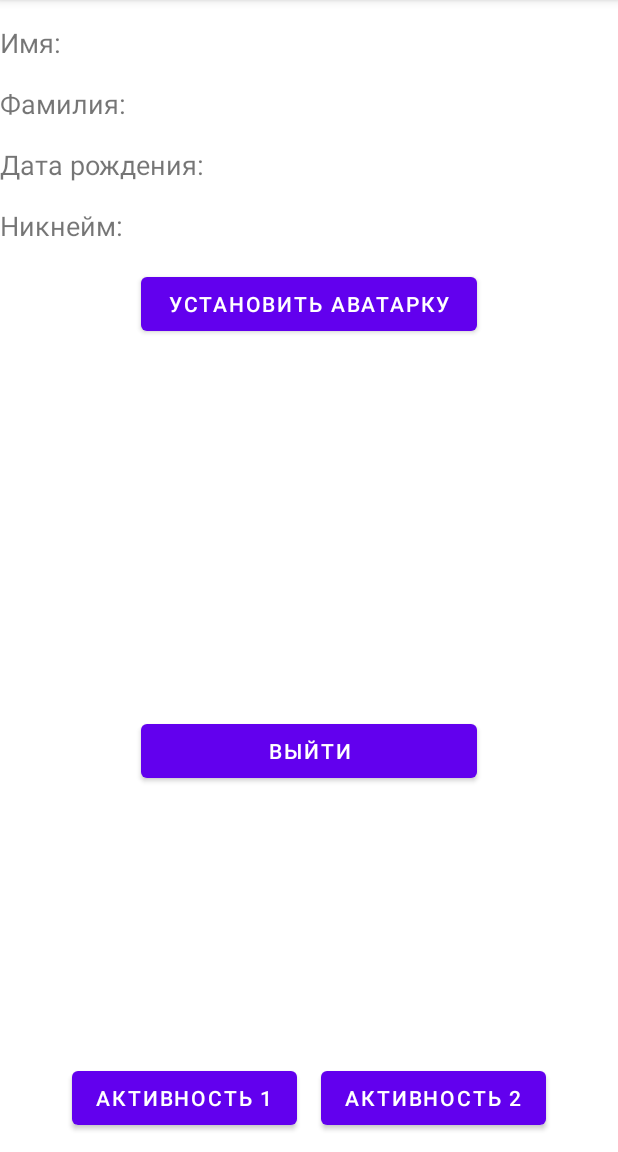
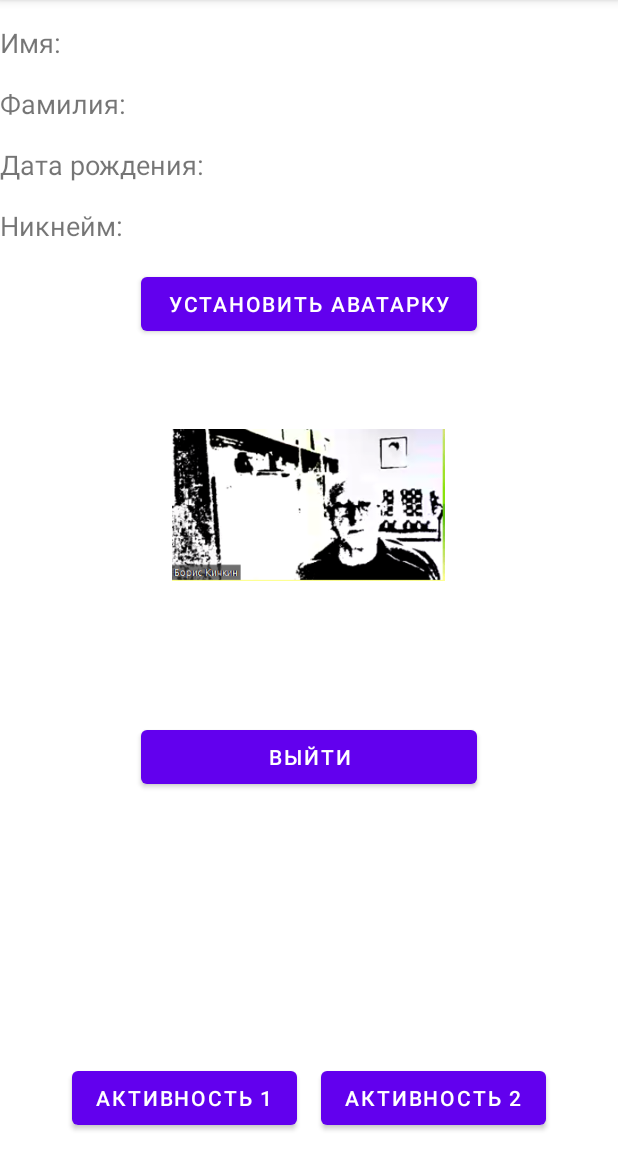
Before and after one commit to Zarudnev-Alexandr/BChat, an Android app: the fragment ProfileFragment placed in its activity, on a phone screen of 412 x 824 dp, the part 84-1236 px from its top. Run offline under Robolectric (Android 15) with nearby library versions, the phone set to English and light mode, and no system bars; our stand-ins replace Picasso; pictures from the network do not load.

Commit message:
Какая-то Хуета(кучерявые какахи)

```diff
--- a/mobile/app/build.gradle
+++ b/mobile/app/build.gradle
@@ -35,6 +35,7 @@ dependencies {
 
     implementation 'androidx.appcompat:appcompat:1.6.1'
     implementation 'com.squareup.okhttp3:okhttp:4.9.1'
+    implementation 'com.squareup.picasso:picasso:2.71828'
     implementation 'com.google.android.material:material:1.9.0'
     implementation 'androidx.constraintlayout:constraintlayout:2.1.4'
     implementation 'androidx.annotation:annotation:1.3.0'
--- a/mobile/app/src/main/java/com/example/bchatmobile/ProfileFragment.java
+++ b/mobile/app/src/main/java/com/example/bchatmobile/ProfileFragment.java
@@ -21,6 +21,9 @@ import android.widget.TextView;
 import android.widget.Toast;
 
 import androidx.fragment.app.Fragment;
+
+import com.squareup.picasso.Callback;
+import com.squareup.picasso.Picasso;
 
 import org.json.JSONException;
 import org.json.JSONObject;
@@ -66,6 +69,7 @@ public class ProfileFragment extends Fragment {
         surnameTextView = view.findViewById(R.id.surnameTextView);
         birthDateTextView = view.findViewById(R.id.birthDateTextView);
         nicknameTextView = view.findViewById(R.id.nicknameTextView);
+        avatarImageView = view.findViewById(R.id.avatarImageView);
         SharedPreferences sharedPreferences = getActivity().getSharedPreferences("MyPrefs", Context.MODE_PRIVATE);
         String userId = sharedPreferences.getString("id", "");
         String Token = sharedPreferences.getString("token", "");
@@ -81,6 +85,7 @@ public class ProfileFragment extends Fragment {
 
         @Override
         protected UserProfile doInBackground(String... params) {
+
             String userId = params[0];
             String Token = params[1];
             Log.d("MyApp", Token);
@@ -115,16 +120,19 @@ public class ProfileFragment extends Fragment {
                     userProfile.setNickname(nickname);
                     userProfile.setUserAvatar(userAvatar);
 
+
                     return userProfile;
                 }
             } catch (IOException | JSONException e) {
                 e.printStackTrace();
             }
+
             return null;
         }
 
         @Override
         protected void onPostExecute(UserProfile userProfile) {
+
             if (userProfile != null) {
 
                 nameTextView.setText("Имя: " + userProfile.getName());
@@ -132,14 +140,10 @@ public class ProfileFragment extends Fragment {
                 birthDateTextView.setText("Дата рождения: " + userProfile.getBirthDate());
                 nicknameTextView.setText("Никнейм: " + userProfile.getNickname());
 
-//                if (userProfile.getUserAvatar() != null) {
-//                    avatarImageView.setVisibility(View.VISIBLE);
-//
-//
-//                } else {
-//                    // Если аватар отсутствует, скрываем ImageView
-//                    avatarImageView.setVisibility(View.GONE);
-//                }
+                if (userProfile.getUserAvatar() != null && !userProfile.getUserAvatar().isEmpty()) {
+                    String fullUrl = "http://194.87.199.70/" + userProfile.getUserAvatar();
+                    loadUserAvatar(fullUrl);
+                }
             }
         }
     }
@@ -246,17 +250,18 @@ public class ProfileFragment extends Fragment {
         }
 
 
+    }
+
+    private void loadUserAvatar(String avatarUrl) {
 
 
+            Picasso.get()
+                    .load(avatarUrl) // Замените на URL изображения пользователя
+                    .error(R.drawable.image) // Замените на ресурс для отображения ошибки
+                    .into(avatarImageView);
 
-        @Override
-        protected void onPostExecute(Void aVoid) {
-            // Можно добавить обработку результата (например, обновить интерфейс)
-        }
     }
 
 
 
-
-
 }
--- a/mobile/app/src/main/res/layout/prof_fragment.xml
+++ b/mobile/app/src/main/res/layout/prof_fragment.xml
@@ -1,26 +1,29 @@
 <?xml version="1.0" encoding="utf-8"?>
 <androidx.constraintlayout.widget.ConstraintLayout xmlns:android="http://schemas.android.com/apk/res/android"
+    xmlns:tools="http://schemas.android.com/tools"
     android:layout_width="match_parent"
     android:layout_height="match_parent">
 
     <LinearLayout
         android:layout_width="match_parent"
         android:layout_height="match_parent"
-        android:orientation="vertical">
+        android:orientation="vertical"
+        tools:layout_editor_absoluteX="0dp"
+        tools:layout_editor_absoluteY="0dp">
 
-<!--        <TextView-->
-<!--            android:id="@+id/textViewInFragment1"-->
-<!--            android:layout_width="wrap_content"-->
-<!--            android:layout_height="wrap_content"-->
-<!--            android:text="Это Fragment1" />-->
+        <!--        <TextView-->
+        <!--            android:id="@+id/textViewInFragment1"-->
+        <!--            android:layout_width="wrap_content"-->
+        <!--            android:layout_height="wrap_content"-->
+        <!--            android:text="Это Fragment1" />-->
 
         <TextView
             android:id="@+id/nameTextView"
             android:layout_width="wrap_content"
             android:layout_height="wrap_content"
+            android:layout_marginTop="16dp"
             android:text="Имя: "
-            android:textSize="18sp"
-            android:layout_marginTop="16dp" />
+            android:textSize="18sp" />
 
 
         <!-- Второй TextView -->
@@ -28,27 +31,27 @@
             android:id="@+id/surnameTextView"
             android:layout_width="wrap_content"
             android:layout_height="wrap_content"
+            android:layout_marginTop="16dp"
             android:text="Фамилия: "
-            android:textSize="18sp"
-            android:layout_marginTop="16dp" />
+            android:textSize="18sp" />
 
         <!-- Третий TextView -->
         <TextView
             android:id="@+id/birthDateTextView"
             android:layout_width="wrap_content"
             android:layout_height="wrap_content"
+            android:layout_marginTop="16dp"
             android:text="Дата рождения: "
-            android:textSize="18sp"
-            android:layout_marginTop="16dp" />
+            android:textSize="18sp" />
 
         <!-- Четвертый TextView -->
         <TextView
             android:id="@+id/nicknameTextView"
             android:layout_width="wrap_content"
             android:layout_height="wrap_content"
+            android:layout_marginTop="16dp"
             android:text="Никнейм: "
-            android:textSize="18sp"
-            android:layout_marginTop="16dp" />
+            android:textSize="18sp" />
 
         <Button
             android:id="@+id/setAvatarButton"
@@ -56,8 +59,16 @@
             android:layout_height="wrap_content"
             android:layout_gravity="center_horizontal"
             android:layout_marginTop="16dp"
-            android:text="Установить аватарку"
-            android:onClick="onSetAvatarButtonClick" />
+            android:onClick="onSetAvatarButtonClick"
+            android:text="Установить аватарку" />
+
+        <ImageView
+            android:id="@+id/avatarImageView"
+            android:layout_width="182dp"
+            android:layout_height="188dp"
+            android:layout_gravity="center_horizontal"
+            android:layout_marginTop="16dp"
+            android:src="@drawable/image" />
 
 
         <Button
@@ -65,7 +76,7 @@
             android:layout_width="224dp"
             android:layout_height="wrap_content"
             android:layout_gravity="center_horizontal|bottom"
-            android:layout_marginTop="250dp"
+            android:layout_marginTop="50dp"
             android:onClick="onExitButtonClick"
             android:text="Выйти" />
 
```
